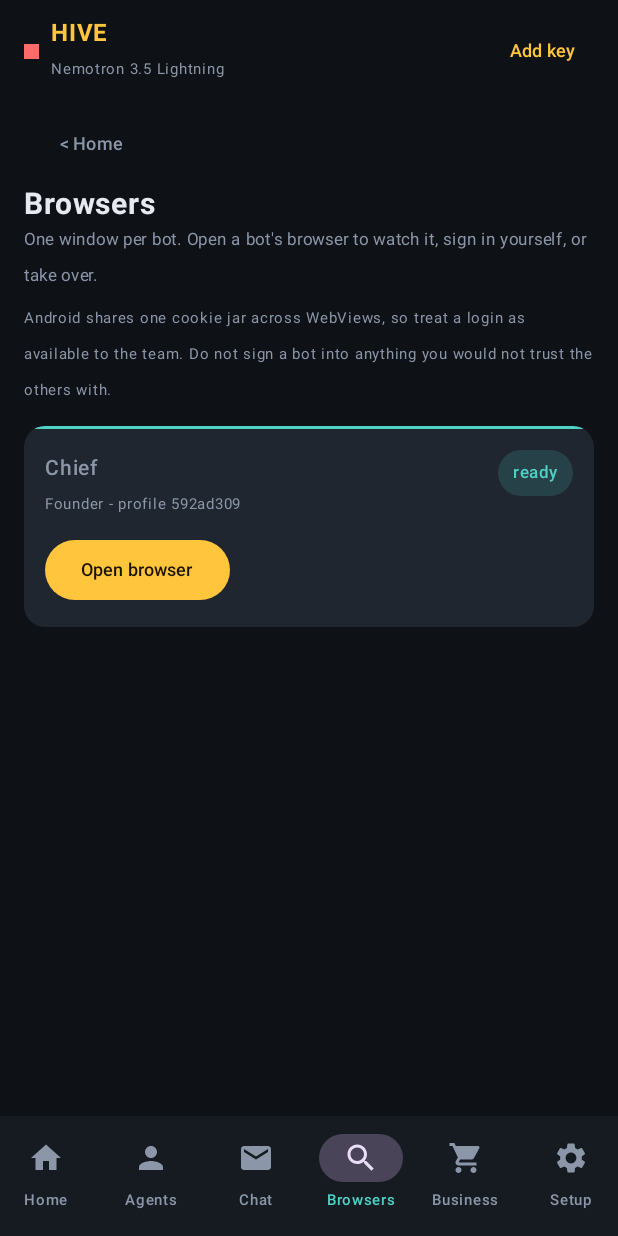
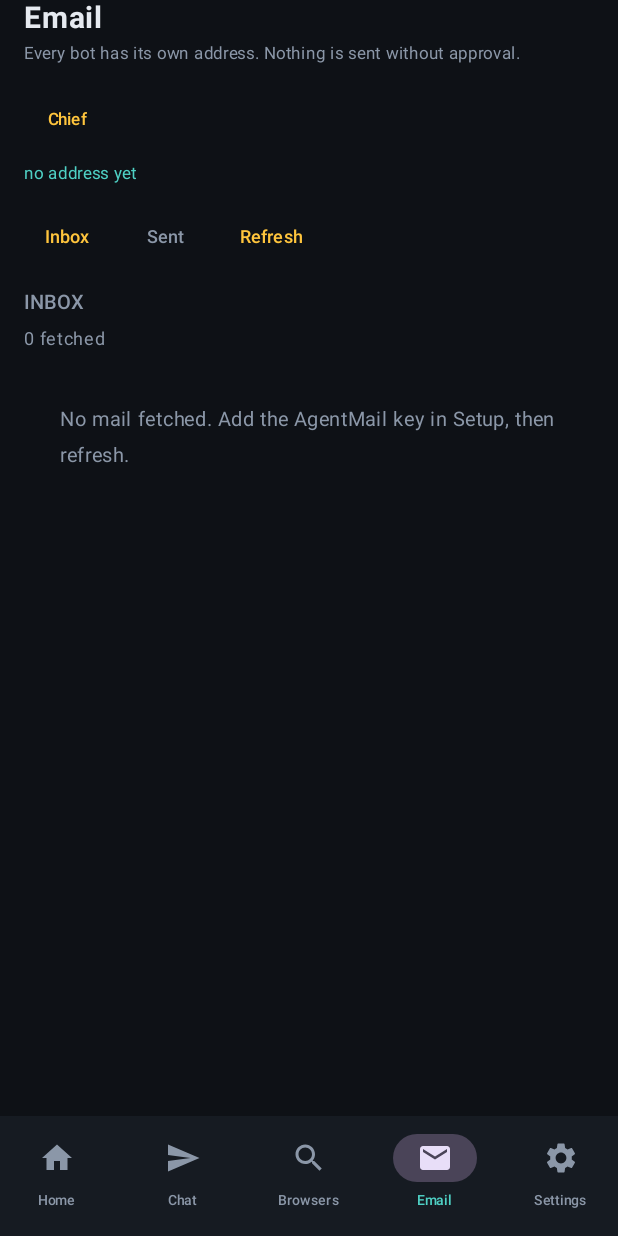
Before and after one commit to thatscorb98-create/hive-ai, an Android app built with Jetpack Compose: the screen it shows after launch (MainActivity), item 4 of the bottom bar chosen, on a phone screen of 412 x 824 dp. Run offline under Robolectric (Android 15) with nearby library versions, the phone set to English and light mode, and no system bars; pictures from the network do not load; 1 statement that could not run was skipped.

Commit message:
feat(nav): cut the app to Home, Chat, Browsers, Email, Settings
Move the station under Home so tapping 3D no longer selects Browsers. Turn Settings, Inbox and Browsers into tab screens without redundant back rows, keep Team reachable from Home/Chat, and remove the Business/Studio/Agents tabs.

```diff
--- a/app/src/main/java/com/hive/agents/ui/HiveApp.kt
+++ b/app/src/main/java/com/hive/agents/ui/HiveApp.kt
@@ -2,23 +2,21 @@ package com.hive.agents.ui
 
 import android.content.Intent
 import androidx.compose.foundation.background
-import androidx.compose.foundation.layout.Arrangement
 import androidx.compose.foundation.layout.Box
 import androidx.compose.foundation.layout.Column
 import androidx.compose.foundation.layout.Row
 import androidx.compose.foundation.layout.Spacer
 import androidx.compose.foundation.layout.fillMaxSize
 import androidx.compose.foundation.layout.fillMaxWidth
-import androidx.compose.foundation.layout.height
 import androidx.compose.foundation.layout.padding
 import androidx.compose.foundation.layout.width
 import androidx.compose.material.icons.Icons
+import androidx.compose.material.icons.automirrored.filled.Send
 import androidx.compose.material.icons.filled.Email
 import androidx.compose.material.icons.filled.Home
-import androidx.compose.material.icons.filled.Person
 import androidx.compose.material.icons.filled.Search
+import androidx.compose.material.icons.filled.Send
 import androidx.compose.material.icons.filled.Settings
-import androidx.compose.material.icons.filled.ShoppingCart
 import androidx.compose.material3.Icon
 import androidx.compose.material3.LinearProgressIndicator
 import androidx.compose.material3.NavigationBar
@@ -46,17 +44,12 @@ import androidx.lifecycle.compose.LocalLifecycleOwner
 import androidx.lifecycle.compose.collectAsStateWithLifecycle
 import com.hive.agents.browser.AgentBrowserActivity
 import com.hive.agents.browser.BrowserHub
-import com.hive.agents.data.Models
 import com.hive.agents.ui.screens.BrowsersScreen
 import com.hive.agents.ui.screens.ChatScreen
 import com.hive.agents.ui.screens.HiveVizScreen
 import com.hive.agents.ui.screens.HomeScreen
 import com.hive.agents.ui.screens.InboxScreen
-import com.hive.agents.ui.screens.MissionScreen
-import com.hive.agents.ui.screens.MissionsScreen
-import com.hive.agents.ui.screens.SalesScreen
 import com.hive.agents.ui.screens.SettingsScreen
-import com.hive.agents.ui.screens.StudioScreen
 import com.hive.agents.ui.screens.TeamScreen
 import com.hive.agents.ui.theme.Amber
 import com.hive.agents.ui.theme.Danger
@@ -66,7 +59,7 @@ import com.hive.agents.ui.theme.Panel
 import com.hive.agents.ui.theme.TextDim
 
 enum class HiveScreen {
-    HOME, MISSIONS, MISSION, TEAM, CHAT, BUSINESS, STUDIO, INBOX, BROWSERS, VIZ, SETTINGS
+    HOME, TEAM, CHAT, INBOX, BROWSERS, VIZ, SETTINGS
 }
 
 @Composable
@@ -74,6 +67,7 @@ fun HiveApp(vm: HiveViewModel) {
     val state by vm.state.collectAsStateWithLifecycle()
     val pending by vm.pendingApproval.collectAsStateWithLifecycle()
     val busy by vm.busy.collectAsStateWithLifecycle()
+    val loopOn by vm.loopOn.collectAsStateWithLifecycle()
     val notice by vm.notice.collectAsStateWithLifecycle()
     val keys by vm.keys.collectAsStateWithLifecycle()
     val inbox by vm.inbox.collectAsStateWithLifecycle()
@@ -83,7 +77,6 @@ fun HiveApp(vm: HiveViewModel) {
     val lifecycleOwner = LocalLifecycleOwner.current
 
     var screen by remember { mutableStateOf(HiveScreen.HOME) }
-    var openMission by remember { mutableStateOf<String?>(null) }
 
     // The company starts working when the app opens, without waiting for a button.
     DisposableEffect(lifecycleOwner) {
@@ -95,8 +88,6 @@ fun HiveApp(vm: HiveViewModel) {
     }
 
     // The agent asked for its browser: hand the real window to the human.
-    // SINGLE_TOP + CLEAR_TOP reuses the window that is already open for this bot (and brings it
-    // back to the front) instead of starting a second copy, so a repeated request cannot loop.
     LaunchedEffect(pendingBrowser) {
         val request = pendingBrowser ?: return@LaunchedEffect
         vm.clearBrowserRequest()
@@ -115,40 +106,34 @@ fun HiveApp(vm: HiveViewModel) {
             NavigationBar(containerColor = Panel) {
                 NavigationBarItem(
                     selected = screen == HiveScreen.HOME ||
-                        screen == HiveScreen.MISSIONS || screen == HiveScreen.MISSION,
+                        screen == HiveScreen.VIZ || screen == HiveScreen.TEAM,
                     onClick = { screen = HiveScreen.HOME },
                     icon = { Icon(Icons.Filled.Home, contentDescription = null) },
-                    label = { Text("Home", fontSize = 10.sp) }
-                )
-                NavigationBarItem(
-                    selected = screen == HiveScreen.TEAM,
-                    onClick = { screen = HiveScreen.TEAM },
-                    icon = { Icon(Icons.Filled.Person, contentDescription = null) },
-                    label = { Text("Agents", fontSize = 10.sp) }
+                    label = { Text("Home", fontSize = 9.sp) }
                 )
                 NavigationBarItem(
                     selected = screen == HiveScreen.CHAT,
                     onClick = { screen = HiveScreen.CHAT },
-                    icon = { Icon(Icons.Filled.Email, contentDescription = null) },
-                    label = { Text("Chat", fontSize = 10.sp) }
+                    icon = { Icon(Icons.AutoMirrored.Filled.Send, contentDescription = null) },
+                    label = { Text("Chat", fontSize = 9.sp) }
                 )
                 NavigationBarItem(
-                    selected = screen == HiveScreen.BROWSERS || screen == HiveScreen.VIZ,
+                    selected = screen == HiveScreen.BROWSERS,
                     onClick = { screen = HiveScreen.BROWSERS },
                     icon = { Icon(Icons.Filled.Search, contentDescription = null) },
-                    label = { Text("Browsers", fontSize = 10.sp) }
+                    label = { Text("Browsers", fontSize = 9.sp) }
                 )
                 NavigationBarItem(
-                    selected = screen == HiveScreen.BUSINESS,
-                    onClick = { screen = HiveScreen.BUSINESS },
-                    icon = { Icon(Icons.Filled.ShoppingCart, contentDescription = null) },
-                    label = { Text("Business", fontSize = 10.sp) }
+                    selected = screen == HiveScreen.INBOX,
+                    onClick = { screen = HiveScreen.INBOX },
+                    icon = { Icon(Icons.Filled.Email, contentDescription = null) },
+                    label = { Text("Email", fontSize = 9.sp) }
                 )
                 NavigationBarItem(
                     selected = screen == HiveScreen.SETTINGS,
                     onClick = { screen = HiveScreen.SETTINGS },
                     icon = { Icon(Icons.Filled.Settings, contentDescription = null) },
-                    label = { Text("Setup", fontSize = 10.sp) }
+                    label = { Text("Settings", fontSize = 9.sp) }
                 )
             }
         }
@@ -159,26 +144,23 @@ fun HiveApp(vm: HiveViewModel) {
                 .fillMaxSize()
                 .background(Ink)
         ) {
-            Header(
-                model = Models.label(state.settings.model),
-                hasKey = keys.hasNim,
-                onSetup = { screen = HiveScreen.SETTINGS }
-            )
-
             if (busy) {
                 LinearProgressIndicator(Modifier.fillMaxWidth(), color = Amber)
             }
 
             if (notice.isNotBlank()) {
-                Surface(color = Panel, modifier = Modifier.fillMaxWidth().padding(12.dp)) {
-                    Row(Modifier.padding(12.dp), verticalAlignment = Alignment.CenterVertically) {
+                val bad = notice.contains("fail", true) ||
+                    notice.contains("error", true) ||
+                    notice.contains("missing", true)
+                Surface(color = Panel, modifier = Modifier.fillMaxWidth().padding(horizontal = 12.dp, vertical = 6.dp)) {
+                    Row(Modifier.padding(horizontal = 10.dp, vertical = 8.dp), verticalAlignment = Alignment.CenterVertically) {
                         Text(
                             notice,
-                            fontSize = 12.sp,
-                            color = if (notice.startsWith("https://")) Good else TextDim,
+                            fontSize = 11.sp,
+                            color = if (bad) Danger else Good,
                             modifier = Modifier.weight(1f)
                         )
-                        TextButton(onClick = { vm.dismissNotice() }) { Text("Dismiss") }
+                        TextButton(onClick = { vm.dismissNotice() }) { Text("Dismiss", fontSize = 10.sp) }
                     }
                 }
             }
@@ -187,34 +169,15 @@ fun HiveApp(vm: HiveViewModel) {
                 when (screen) {
                     HiveScreen.HOME -> HomeScreen(
                         state = state,
+                        hasKey = keys.hasNim,
                         autopilot = state.settings.autopilot,
+                        loopOn = loopOn,
                         busy = busy,
-                        onCommand = { vm.command(it) },
                         onRunShift = { vm.runShift() },
                         onOpenViz = { screen = HiveScreen.VIZ },
-                        onOpenStudio = { screen = HiveScreen.STUDIO },
-                        onOpenBrowsers = { screen = HiveScreen.BROWSERS },
-                        onOpenInbox = { screen = HiveScreen.INBOX },
-                        onOpenMissions = { screen = HiveScreen.MISSIONS },
-                        onOpenMission = { id -> openMission = id; screen = HiveScreen.MISSION }
-                    )
-
-                    HiveScreen.MISSIONS -> MissionsScreen(
-                        state = state,
-                        onCreate = { t, b -> vm.createMission(t, b) },
-                        onOpen = { id -> openMission = id; screen = HiveScreen.MISSION },
-                        onOpenViz = { screen = HiveScreen.VIZ },
-                        onOpenStudio = { screen = HiveScreen.STUDIO },
-                        onOpenInbox = { screen = HiveScreen.INBOX },
-                        onOpenBrowsers = { screen = HiveScreen.BROWSERS }
-                    )
-
-                    HiveScreen.MISSION -> MissionScreen(
-                        state = state,
-                        missionId = openMission,
-                        onBack = { screen = HiveScreen.HOME },
-                        onStart = { vm.startMission(it) },
-                        onDelete = { vm.deleteMission(it); screen = HiveScreen.HOME }
+                        onOpenChat = { screen = HiveScreen.CHAT },
+                        onOpenTeam = { screen = HiveScreen.TEAM },
+                        onSetup = { screen = HiveScreen.SETTINGS }
                     )
 
                     HiveScreen.TEAM -> TeamScreen(
@@ -227,38 +190,26 @@ fun HiveApp(vm: HiveViewModel) {
 
                     HiveScreen.CHAT -> ChatScreen(
                         state = state,
-                        onSend = { text ->
-                            val target = state.orchestrator?.id
-                            if (target != null) vm.messageAgent(target, text)
-                        }
-                    )
-
-                    HiveScreen.BUSINESS -> SalesScreen(
-                        state = state,
-                        onMove = { id, stage -> vm.moveProspect(id, stage) },
-                        onPay = { vm.createPaymentLink(it) }
-                    )
-
-                    HiveScreen.STUDIO -> StudioScreen(
-                        state = state,
-                        onAddDeliverable = { t, b -> vm.addDeliverable(t, b) },
-                        onSuggestion = { t, p -> vm.addSuggestion(t, p) },
-                        onCopied = { vm.markSuggestionCopied(it) },
-                        onBack = { screen = HiveScreen.HOME }
+                        busy = busy,
+                        onSend = { agentId, text -> vm.messageAgent(agentId, text) },
+                        onOpenViz = { screen = HiveScreen.VIZ },
+                        onOpenTeam = { screen = HiveScreen.TEAM }
                     )
 
                     HiveScreen.INBOX -> InboxScreen(
                         state = state,
                         inbox = inbox,
                         onRefresh = { vm.refreshInbox(it) },
-                        onBack = { screen = HiveScreen.HOME }
+                        onBack = { screen = HiveScreen.HOME },
+                        showBack = false
                     )
 
                     HiveScreen.BROWSERS -> BrowsersScreen(
                         state = state,
                         currentAgent = currentBrowser,
                         onOpen = { agentId -> vm.openBrowser(agentId) },
-                        onBack = { screen = HiveScreen.HOME }
+                        onBack = { screen = HiveScreen.HOME },
+                        showBack = false
                     )
 
                     HiveScreen.VIZ -> HiveVizScreen(
@@ -272,8 +223,7 @@ fun HiveApp(vm: HiveViewModel) {
                         onSaveKeys = { vm.saveKeys(it) },
                         onSaveSettings = { vm.updateSettings(it) },
                         onAutopilot = { vm.setAutopilot(it) },
-                        onForget = { vm.forgetMemory(it) },
-                        onBack = { screen = HiveScreen.HOME }
+                        onForget = { vm.forgetMemory(it) }
                     )
                 }
             }
@@ -284,37 +234,14 @@ fun HiveApp(vm: HiveViewModel) {
 }
 
 @Composable
-private fun Header(model: String, hasKey: Boolean, onSetup: () -> Unit) {
+fun BackRow(label: String, onBack: () -> Unit) {
     Row(
-        Modifier
-            .fillMaxWidth()
-            .background(Ink)
-            .padding(horizontal = 16.dp, vertical = 10.dp),
+        Modifier.fillMaxWidth().padding(horizontal = 8.dp, vertical = 2.dp),
         verticalAlignment = Alignment.CenterVertically
     ) {
-        Box(
-            Modifier
-                .width(10.dp)
-                .height(10.dp)
-                .background(if (hasKey) Good else Danger)
-        )
-        Spacer(Modifier.width(8.dp))
-        Column(Modifier.weight(1f)) {
-            Text("HIVE", fontSize = 16.sp, fontWeight = FontWeight.Bold, color = Amber)
-            Text(model, fontSize = 10.sp, color = TextDim)
+        TextButton(onClick = onBack) {
+            Text("< $label", fontSize = 11.sp, color = TextDim, fontWeight = FontWeight.Medium)
         }
-        if (!hasKey) {
-            TextButton(onClick = onSetup) { Text("Add key", fontSize = 12.sp) }
-        }
+        Spacer(Modifier.width(4.dp))
     }
 }
-
-@Composable
-fun BackRow(label: String, onBack: () -> Unit) {
-    Row(
-        Modifier.fillMaxWidth().padding(horizontal = 12.dp, vertical = 4.dp),
-        horizontalArrangement = Arrangement.Start
-    ) {
-        TextButton(onClick = onBack) { Text("< $label", fontSize = 12.sp, color = TextDim) }
-    }
-}
--- a/app/src/main/java/com/hive/agents/ui/screens/BrowsersScreen.kt
+++ b/app/src/main/java/com/hive/agents/ui/screens/BrowsersScreen.kt
@@ -35,10 +35,11 @@ fun BrowsersScreen(
     state: HiveState,
     currentAgent: String?,
     onOpen: (String) -> Unit,
-    onBack: () -> Unit
+    onBack: () -> Unit,
+    showBack: Boolean = true
 ) {
     LazyColumn(Modifier.fillMaxSize().padding(horizontal = 16.dp)) {
-        item { BackRow("Home", onBack) }
+        if (showBack) item { BackRow("Home", onBack) }
 
         item {
             Text("Browsers", fontSize = 20.sp, fontWeight = FontWeight.Bold)
--- a/app/src/main/java/com/hive/agents/ui/screens/InboxScreen.kt
+++ b/app/src/main/java/com/hive/agents/ui/screens/InboxScreen.kt
@@ -9,10 +9,12 @@ import androidx.compose.foundation.layout.fillMaxWidth
 import androidx.compose.foundation.layout.height
 import androidx.compose.foundation.layout.padding
 import androidx.compose.foundation.lazy.LazyColumn
+import androidx.compose.foundation.lazy.LazyRow
 import androidx.compose.foundation.lazy.items
 import androidx.compose.material3.Text
 import androidx.compose.material3.TextButton
 import androidx.compose.runtime.Composable
+import androidx.compose.runtime.LaunchedEffect
 import androidx.compose.runtime.getValue
 import androidx.compose.runtime.mutableStateOf
 import androidx.compose.runtime.remember
@@ -38,14 +40,19 @@ fun InboxScreen(
     state: HiveState,
     inbox: List<InboxMail>,
     onRefresh: (String) -> Unit,
-    onBack: () -> Unit
+    onBack: () -> Unit,
+    showBack: Boolean = true
 ) {
     var selected by remember { mutableStateOf(state.agents.firstOrNull()?.id.orEmpty()) }
     var tab by remember { mutableStateOf("Inbox") }
     val agent = state.agent(selected)
 
+    LaunchedEffect(state.agents) {
+        if (state.agent(selected) == null) selected = state.agents.firstOrNull()?.id.orEmpty()
+    }
+
     LazyColumn(Modifier.fillMaxSize().padding(horizontal = 16.dp)) {
-        item { BackRow("Home", onBack) }
+        if (showBack) item { BackRow("Home", onBack) }
 
         item {
             Text("Email", fontSize = 20.sp, fontWeight = FontWeight.Bold)
@@ -55,8 +62,8 @@ fun InboxScreen(
                 color = TextDim
             )
             Spacer(Modifier.height(8.dp))
-            Row(horizontalArrangement = Arrangement.spacedBy(4.dp)) {
-                state.agents.take(4).forEach { candidate ->
+            LazyRow(horizontalArrangement = Arrangement.spacedBy(4.dp)) {
+                items(state.agents, key = { it.id }) { candidate ->
                     TextButton(onClick = { selected = candidate.id }) {
                         Text(
                             candidate.name,
```
Also changed, not shown: app/src/main/java/com/hive/agents/ui/screens/SettingsScreen.kt (+4 -7 lines).
